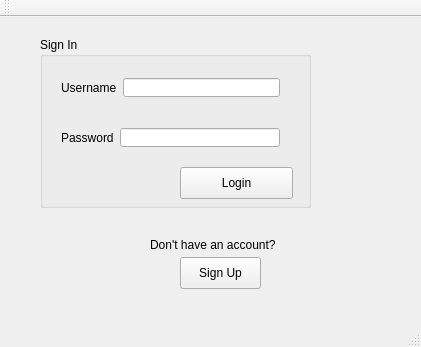
Before: the Qt Designer form GUI3/GUI3/mainwindow.ui in Kbarrera123/StudBudget, drawn with Qt 5.
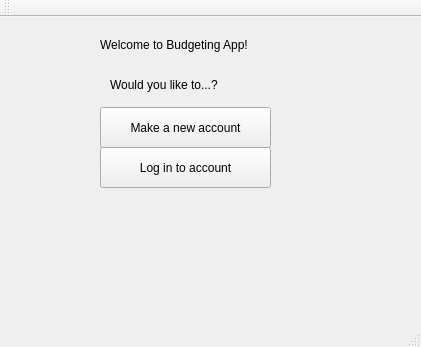
After: the same form once the commit is applied.

Commit message: Made welcome screen

```diff
--- a/GUI3/GUI3/mainwindow.ui
+++ b/GUI3/GUI3/mainwindow.ui
@@ -14,102 +14,58 @@
    <string>MainWindow</string>
   </property>
   <widget class="QWidget" name="centralWidget">
-   <widget class="QGroupBox" name="groupBox_2">
+   <widget class="QLabel" name="label">
     <property name="geometry">
      <rect>
-      <x>40</x>
+      <x>100</x>
       <y>20</y>
-      <width>271</width>
-      <height>171</height>
+      <width>181</width>
+      <height>16</height>
      </rect>
     </property>
-    <property name="title">
-     <string>Sign In</string>
+    <property name="text">
+     <string>Welcome to Budgeting App!</string>
     </property>
-    <widget class="QWidget" name="horizontalLayoutWidget_3">
-     <property name="geometry">
-      <rect>
-       <x>10</x>
-       <y>30</y>
-       <width>241</width>
-       <height>41</height>
-      </rect>
-     </property>
-     <layout class="QHBoxLayout" name="horizontalLayout_3">
-      <item>
-       <widget class="QLabel" name="label_3">
-        <property name="text">
-         <string>Username</string>
-        </property>
-       </widget>
-      </item>
-      <item>
-       <widget class="QLineEdit" name="lineEdit_username"/>
-      </item>
-     </layout>
-    </widget>
-    <widget class="QWidget" name="horizontalLayoutWidget_4">
-     <property name="geometry">
-      <rect>
-       <x>10</x>
-       <y>80</y>
-       <width>241</width>
-       <height>41</height>
-      </rect>
-     </property>
-     <layout class="QHBoxLayout" name="horizontalLayout_4">
-      <item>
-       <widget class="QLabel" name="label_4">
-        <property name="text">
-         <string>Password</string>
-        </property>
-       </widget>
-      </item>
-      <item>
-       <widget class="QLineEdit" name="lineEdit_password"/>
-      </item>
-     </layout>
-    </widget>
-    <widget class="QPushButton" name="pushButton_Login">
-     <property name="geometry">
-      <rect>
-       <x>140</x>
-       <y>130</y>
-       <width>113</width>
-       <height>32</height>
-      </rect>
-     </property>
-     <property name="text">
-      <string>Login</string>
-     </property>
-    </widget>
    </widget>
    <widget class="QLabel" name="label_5">
     <property name="geometry">
      <rect>
-      <x>150</x>
-      <y>220</y>
-      <width>141</width>
+      <x>110</x>
+      <y>60</y>
+      <width>151</width>
       <height>16</height>
      </rect>
     </property>
     <property name="text">
-     <string>Don't have an account? </string>
+     <string>Would you like to...?</string>
     </property>
    </widget>
    <widget class="QPushButton" name="pushButton_signUp">
     <property name="geometry">
      <rect>
-      <x>180</x>
-      <y>240</y>
-      <width>81</width>
-      <height>32</height>
+      <x>100</x>
+      <y>130</y>
+      <width>171</width>
+      <height>41</height>
      </rect>
     </property>
     <property name="text">
-     <string>Sign Up</string>
+     <string>Log in to account</string>
     </property>
    </widget>
+   <widget class="QPushButton" name="pushButton_2">
+    <property name="geometry">
+     <rect>
+      <x>100</x>
+      <y>90</y>
+      <width>171</width>
+      <height>41</height>
+     </rect>
+    </property>
+    <property name="text">
+     <string>Make a new account</string>
+    </property>
+   </widget>
   </widget>
   <widget class="QMenuBar" name="menuBar">
    <property name="geometry">
```
Left out of the diff: 16 changed lines with no effect on the pictures. The commit also changes 7 other files.
